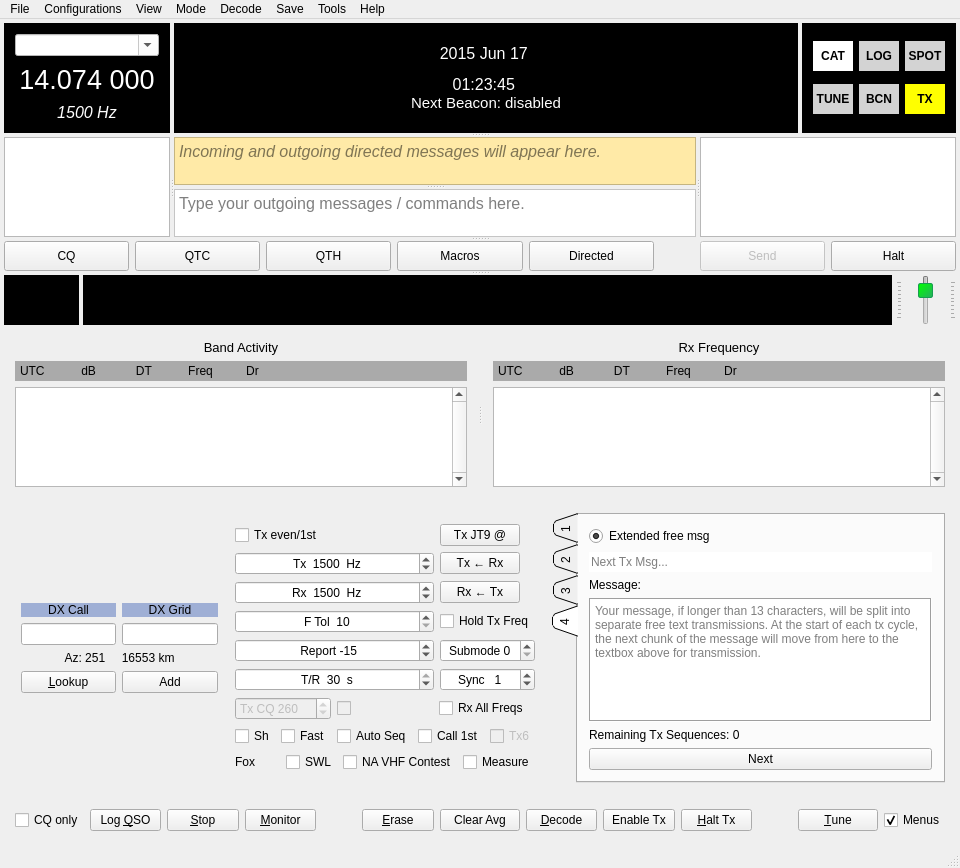
Before: the Qt Designer form mainwindow.ui in qcmiao1998/js8call, drawn with Qt 5.
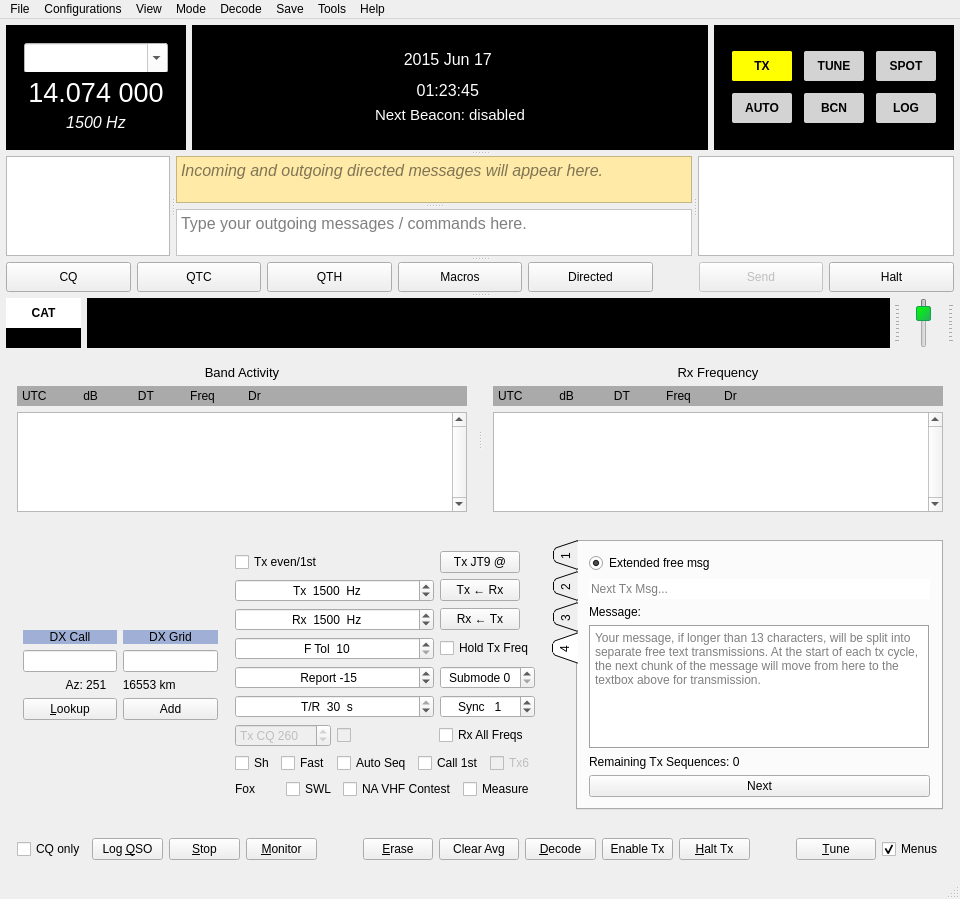
After: the same form once the commit is applied. Custom widgets are drawn as their Qt base class.

Commit message: Added autoreply button in conjuntion with beacon button

What changed in the file:
```diff
--- a/mainwindow.ui
+++ b/mainwindow.ui
@@ -7,7 +7,7 @@
     <x>0</x>
     <y>0</y>
     <width>960</width>
-    <height>534</height>
+    <height>544</height>
    </rect>
   </property>
   <property name="windowTitle">
@@ -19,19 +19,19 @@
   <widget class="QWidget" name="centralWidget">
    <layout class="QVBoxLayout" name="verticalLayout_6" stretch="0,0,0,0">
     <property name="spacing">
-     <number>4</number>
+     <number>6</number>
     </property>
     <property name="leftMargin">
-     <number>4</number>
+     <number>6</number>
     </property>
     <property name="topMargin">
-     <number>4</number>
+     <number>6</number>
     </property>
     <property name="rightMargin">
-     <number>4</number>
+     <number>6</number>
     </property>
     <property name="bottomMargin">
-     <number>4</number>
+     <number>6</number>
     </property>
     <item>
      <widget class="QSplitter" name="mainSplitter">
@@ -45,7 +45,7 @@
        <bool>true</bool>
       </property>
       <property name="handleWidth">
-       <number>4</number>
+       <number>6</number>
       </property>
       <property name="childrenCollapsible">
        <bool>true</bool>
@@ -60,13 +60,13 @@
        <property name="minimumSize">
         <size>
          <width>0</width>
-         <height>110</height>
+         <height>125</height>
         </size>
        </property>
        <property name="maximumSize">
         <size>
          <width>16777215</width>
-         <height>110</height>
+         <height>16777215</height>
         </size>
        </property>
        <layout class="QHBoxLayout" name="horizontalLayout_16">
@@ -96,13 +96,13 @@
           <property name="minimumSize">
            <size>
             <width>0</width>
-            <height>110</height>
+            <height>125</height>
            </size>
           </property>
           <property name="maximumSize">
            <size>
             <width>16777215</width>
-            <height>110</height>
+            <height>16777215</height>
            </size>
           </property>
           <property name="frameShape">
@@ -113,7 +113,7 @@
           </property>
           <layout class="QHBoxLayout" name="horizontalLayout_17">
            <property name="spacing">
-            <number>4</number>
+            <number>6</number>
            </property>
            <property name="leftMargin">
             <number>0</number>
@@ -148,33 +148,94 @@
               <enum>QFrame::Sunken</enum>
              </property>
              <layout class="QVBoxLayout" name="verticalLayout_12">
+              <property name="spacing">
+               <number>6</number>
+              </property>
+              <property name="leftMargin">
+               <number>18</number>
+              </property>
+              <property name="topMargin">
+               <number>18</number>
+              </property>
+              <property name="rightMargin">
+               <number>18</number>
+              </property>
+              <property name="bottomMargin">
+               <number>18</number>
+              </property>
               <item>
-               <widget class="QComboBox" name="bandComboBox">
+               <spacer name="verticalSpacer_6">
+                <property name="orientation">
+                 <enum>Qt::Vertical</enum>
+                </property>
+                <property name="sizeHint" stdset="0">
+                 <size>
+                  <width>20</width>
+                  <height>10</height>
+                 </size>
+                </property>
+               </spacer>
+              </item>
+              <item>
+               <widget class="QWidget" name="widget" native="true">
+                <property name="sizePolicy">
+                 <sizepolicy hsizetype="Preferred" vsizetype="Minimum">
+                  <horstretch>0</horstretch>
+                  <verstretch>0</verstretch>
+                 </sizepolicy>
+                </property>
                 <property name="minimumSize">
                  <size>
-                  <width>75</width>
+                  <width>0</width>
                   <height>0</height>
                  </size>
                 </property>
-                <property name="visible">
-                 <bool>true</bool>
-                </property>
-                <property name="toolTip">
-                 <string>&lt;html&gt;&lt;head/&gt;&lt;body&gt;&lt;p&gt;Select operating band or enter frequency in MHz or enter kHz increment followed by k.&lt;/p&gt;&lt;/body&gt;&lt;/html&gt;</string>
-                </property>
-                <property name="styleSheet">
-                 <string notr="true">background-color:white;
+                <layout class="QHBoxLayout" name="horizontalLayout_19">
+                 <property name="spacing">
+                  <number>4</number>
+                 </property>
+                 <property name="leftMargin">
+                  <number>0</number>
+                 </property>
+                 <property name="topMargin">
+                  <number>0</number>
+                 </property>
+                 <property name="rightMargin">
+                  <number>0</number>
+                 </property>
+                 <property name="bottomMargin">
+                  <number>0</number>
+                 </property>
+                 <item>
+                  <widget class="QComboBox" name="bandComboBox">
+                   <property name="minimumSize">
+                    <size>
+                     <width>75</width>
+                     <height>30</height>
+                    </size>
+                   </property>
+                   <property name="visible">
+                    <bool>true</bool>
+                   </property>
+                   <property name="toolTip">
+                    <string>&lt;html&gt;&lt;head/&gt;&lt;body&gt;&lt;p&gt;Select operating band or enter frequency in MHz or enter kHz increment followed by k.&lt;/p&gt;&lt;/body&gt;&lt;/html&gt;</string>
+                   </property>
+                   <property name="styleSheet">
+                    <string notr="true">background-color:white;
 color:black;</string>
-                </property>
-                <property name="editable">
-                 <bool>true</bool>
-                </property>
-                <property name="insertPolicy">
-                 <enum>QComboBox::NoInsert</enum>
-                </property>
-                <property name="sizeAdjustPolicy">
-                 <enum>QComboBox::AdjustToMinimumContentsLength</enum>
-                </property>
+                   </property>
+                   <property name="editable">
+                    <bool>true</bool>
+                   </property>
+                   <property name="insertPolicy">
+                    <enum>QComboBox::NoInsert</enum>
+                   </property>
+                   <property name="sizeAdjustPolicy">
+                    <enum>QComboBox::AdjustToMinimumContentsLength</enum>
+                   </property>
+                  </widget>
+                 </item>
+                </layout>
                </widget>
               </item>
               <item>
@@ -232,6 +293,19 @@
                 </property>
                </widget>
               </item>
+              <item>
+               <spacer name="verticalSpacer_5">
+                <property name="orientation">
+                 <enum>Qt::Vertical</enum>
+                </property>
+                <property name="sizeHint" stdset="0">
+                 <size>
+                  <width>20</width>
+                  <height>10</height>
+                 </size>
+                </property>
+               </spacer>
+              </item>
              </layout>
             </widget>
            </item>
@@ -252,19 +326,19 @@
              </property>
              <layout class="QVBoxLayout" name="verticalLayout_15">
               <property name="spacing">
-               <number>0</number>
+               <number>6</number>
               </property>
               <property name="leftMargin">
-               <number>0</number>
+               <number>18</number>
               </property>
               <property name="topMargin">
-               <number>0</number>
+               <number>18</number>
               </property>
               <property name="rightMargin">
-               <number>0</number>
+               <number>18</number>
               </property>
               <property name="bottomMargin">
-               <number>0</number>
+               <number>18</number>
               </property>
               <item>
                <spacer name="verticalSpacer_4">
@@ -375,235 +449,48 @@
               <enum>QFrame::Plain</enum>
              </property>
              <layout class="QGridLayout" name="gridLayout_8">
-              <item row="0" column="0">
-               <widget class="QPushButton" name="readFreq">
-                <property name="enabled">
-                 <bool>false</bool>
+              <property name="leftMargin">
+               <number>18</number>
+              </property>
+              <property name="topMargin">
+               <number>18</number>
+              </property>
+              <property name="rightMargin">
+               <number>18</number>
+              </property>
+              <property name="bottomMargin">
+               <number>18</number>
+              </property>
+              <property name="spacing">
+               <number>12</number>
+              </property>
+              <item row="3" column="1">
+               <spacer name="verticalSpacer_8">
+                <property name="orientation">
+                 <enum>Qt::Vertical</enum>
                 </property>
-                <property name="sizePolicy">
-                 <sizepolicy hsizetype="Fixed" vsizetype="Fixed">
-                  <horstretch>0</horstretch>
-                  <verstretch>0</verstretch>
-                 </sizepolicy>
-                </property>
-                <property name="minimumSize">
+                <property name="sizeHint" stdset="0">
                  <size>
-                  <width>40</width>
-                  <height>30</height>
+                  <width>20</width>
+                  <height>40</height>
                  </size>
                 </property>
-                <property name="maximumSize">
-                 <size>
-                  <width>40</width>
-                  <height>30</height>
-                 </size>
-                </property>
-                <property name="toolTip">
-                 <string>&lt;html&gt;&lt;head/&gt;&lt;body&gt;&lt;p&gt;If orange or red there has been a rig control failure, click to reset and read the dial frequency.  S implies split mode.&lt;/p&gt;&lt;/body&gt;&lt;/html&gt;</string>
-                </property>
-                <property name="styleSheet">
-                 <string notr="true">QPushButton {
-font-family: helvetica;
-font-size: 9pt;
-font-weight: bold;
-background-color: white;
-color: black;
-border-style: solid;
-border-width:0px;
-border-color: gray;
-max-height:30px;
-min-width:40px;
-min-height:30px;
-max-width:40px;
-}
-QPushButton[state=&quot;error&quot;] {
-background-color: red;
-}
-QPushButton[state=&quot;warning&quot;] {
-background-color: orange;
-}
-QPushButton[state=&quot;ok&quot;] {
-background-color: #00ff00;
-}</string>
-                </property>
-                <property name="text">
-                 <string>CAT</string>
-                </property>
-               </widget>
+               </spacer>
               </item>
-              <item row="0" column="1">
-               <widget class="QPushButton" name="logQSOButton">
-                <property name="enabled">
-                 <bool>true</bool>
-                </property>
-                <property name="sizePolicy">
-                 <sizepolicy hsizetype="Fixed" vsizetype="Fixed">
-                  <horstretch>0</horstretch>
-                  <verstretch>0</verstretch>
-                 </sizepolicy>
-                </property>
-                <property name="minimumSize">
-                 <size>
-                  <width>40</width>
-                  <height>30</height>
-                 </size>
-                </property>
-                <property name="maximumSize">
-                 <size>
-                  <width>40</width>
-                  <height>30</height>
-                 </size>
-                </property>
-                <property name="styleSheet">
-                 <string notr="true">QPushButton {
-font-family: helvetica;
-font-size: 9pt;
-font-weight: bold;
-background-color: lightgray;
-color: black;
-border-style: solid;
-border-width:0px;
-border-color: gray;
-max-height:30px;
-min-width:40px;
-min-height:30px;
-max-width:40px;
-}
-QPushButton[state=&quot;error&quot;] {
-background-color: red;
-}
-QPushButton[state=&quot;warning&quot;] {
-background-color: orange;
-}
-QPushButton[state=&quot;ok&quot;] {
-background-color: #00ff00;
-}</string>
-                </property>
-                <property name="text">
-                 <string>LOG</string>
-                </property>
-               </widget>
-              </item>
-              <item row="1" column="1">
-               <widget class="QPushButton" name="beaconButton">
-                <property name="enabled">
-                 <bool>true</bool>
-                </property>
-                <property name="sizePolicy">
-                 <sizepolicy hsizetype="Fixed" vsizetype="Fixed">
-                  <horstretch>0</horstretch>
-                  <verstretch>0</verstretch>
-                 </sizepolicy>
-                </property>
-                <property name="minimumSize">
-                 <size>
-                  <width>40</width>
-                  <height>30</height>
-                 </size>
-                </property>
-                <property name="maximumSize">
-                 <size>
-                  <width>40</width>
-                  <height>30</height>
-                 </size>
-                </property>
-                <property name="styleSheet">
-                 <string notr="true">QPushButton {
-font-family: helvetica;
-font-size: 9pt;
-font-weight: bold;
-background-color: lightgray;
-color: black;
-border-style: solid;
-border-width:0px;
-border-color: gray;
-max-height:30px;
-min-width:40px;
-min-height:30px;
-max-width:40px;
-}
-QPushButton[state=&quot;error&quot;] {
-background-color: red;
-}
-QPushButton[state=&quot;warning&quot;] {
-background-color: orange;
-}
-QPushButton[state=&quot;ok&quot;] {
-background-color: #00ff00;
-}
-QPushButton:checked {
-background-color: #6699ff;
-}</string>
-                </property>
-                <property name="text">
-                 <string>BCN</string>
-                </property>
-                <property name="checkable">
-                 <bool>true</bool>
-                </property>
-               </widget>
-              </item>
-              <item row="0" column="2">
-               <widget class="QPushButton" name="spotButton">
-                <property name="enabled">
-                 <bool>true</bool>
-                </property>
-                <property name="sizePolicy">
-                 <sizepolicy hsizetype="Fixed" vsizetype="Fixed">
-                  <horstretch>0</horstretch>
-                  <verstretch>0</verstretch>
-                 </sizepolicy>
-                </property>
-                <property name="minimumSize">
-                 <size>
-                  <width>40</width>
-                  <height>30</height>
-                 </size>
-                </property>
-                <property name="maximumSize">
-                 <size>
-                  <width>40</width>
-                  <height>30</height>
-                 </size>
-                </property>
-                <property name="styleSheet">
-                 <string notr="true">QPushButton {
-font-family: helvetica;
-font-size: 9pt;
-font-weight: bold;
-background-color: lightgray;
-color: black;
-border-style: solid;
-border-width:0px;
-border-color: gray;
-max-height:30px;
-min-width:40px;
-min-height:30px;
-max-width:40px;
-}
-QPushButton[state=&quot;error&quot;] {
-background-color: red;
-}
-QPushButton[state=&quot;warning&quot;] {
-background-color: orange;
-}
-QPushButton[state=&quot;ok&quot;] {
-background-color: #00ff00;
-}
-QPushButton:checked {
-background-color: #00ff00;
-}</string>
-                </property>
-                <property name="text">
-                 <string>SPOT</string>
-                </property>
-                <property name="checkable">
-                 <bool>true</bool>
-                </property>
-               </widget>
-              </item>
-              <item row="1" column="2">
+              <item row="1" column="0">
                <widget class="QWidget" name="monitorContainer" native="true">
+                <property name="minimumSize">
+                 <size>
+                  <width>60</width>
+                  <height>30</height>
+                 </size>
+                </property>
+                <property name="maximumSize">
+                 <size>
+                  <width>60</width>
+                  <height>30</height>
+                 </size>
+                </property>
                 <widget class="QPushButton" name="monitorButton">
                  <property name="enabled">
                   <bool>true</bool>
@@ -612,7 +499,7 @@
                   <rect>
                    <x>0</x>
                    <y>0</y>
-                   <width>40</width>
+                   <width>60</width>
                    <height>30</height>
                   </rect>
                  </property>
@@ -624,30 +511,31 @@
                  </property>
                  <property name="minimumSize">
                   <size>
-                   <width>40</width>
+                   <width>60</width>
                    <height>30</height>
                   </size>
                  </property>
                  <property name="maximumSize">
                   <size>
-                   <width>40</width>
+                   <width>60</width>
                    <height>30</height>
                   </size>
                  </property>
                  <property name="styleSheet">
                   <string notr="true">QPushButton {
 font-family: helvetica;
-font-size: 9pt;
 font-weight: bold;
 background-color: lightgray;
 color: black;
 border-style: solid;
+border-radius:2px;
 border-width:0px;
 border-color: gray;
-max-height:30px;
-min-width:40px;
+font-size:90%;
+min-width:60px;
 min-height:30px;
-max-width:40px;;
+max-width:60px;
+max-height:30px;
 }
 QPushButton[state=&quot;error&quot;] {
 background-color: red;
@@ -677,7 +565,7 @@
                   <rect>
                    <x>0</x>
                    <y>0</y>
-                   <width>40</width>
+                   <width>60</width>
                    <height>30</height>
                   </rect>
                  </property>
@@ -689,13 +577,13 @@
                  </property>
                  <property name="minimumSize">
                   <size>
-                   <width>40</width>
+                   <width>60</width>
                    <height>30</height>
                   </size>
                  </property>
                  <property name="maximumSize">
                   <size>
-                   <width>40</width>
+                   <width>60</width>
                    <height>30</height>
                   </size>
                  </property>
@@ -705,16 +593,17 @@
                  <property name="styleSheet">
                   <string notr="true">QPushButton {
 font-family: helvetica;
-font-size: 9pt;
 font-weight: bold;
 color: black;
 border-style: solid;
+border-radius:2px;
 border-width:0px;
 border-color: gray;
-max-height:30px;
-min-width:40px;
+font-size:90%;
+min-width:60px;
 min-height:30px;
-max-width:40px;;
+max-width:60px;
+max-height:30px;
 background-color: yellow;
 }
 </string>
@@ -728,7 +617,20 @@
                 </widget>
                </widget>
               </item>
-              <item row="1" column="0">
+              <item row="0" column="1">
+               <spacer name="verticalSpacer_7">
+                <property name="orientation">
+                 <enum>Qt::Vertical</enum>
+                </property>
+                <property name="sizeHint" stdset="0">
+                 <size>
+                  <width>20</width>
+                  <height>40</height>
+                 </size>
+                </property>
+               </spacer>
+              </item>
+              <item row="1" column="1">
                <widget class="QPushButton" name="tuneButton">
                 <property name="enabled">
                  <bool>true</bool>
@@ -741,30 +643,32 @@
                 </property>
                 <property name="minimumSize">
                  <size>
-                  <width>40</width>
+                  <width>60</width>
                   <height>30</height>
                  </size>
                 </property>
                 <property name="maximumSize">
                  <size>
-                  <width>40</width>
+                  <width>60</width>
                   <height>30</height>
                  </size>
                 </property>
                 <property name="styleSheet">
                  <string notr="true">QPushButton {
 font-family: helvetica;
-font-size: 9pt;
 font-weight: bold;
 background-color: lightgray;
 color: black;
 border-style: solid;
+border-radius:2px;
 border-width:0px;
 border-color: gray;
-max-height:30px;
-min-width:40px;
+font-size:90%;
+min-width:60px;
 min-height:30px;
-max-width:40px;
+max-width:60px;
+max-height:30px;
+
 }
 QPushButton[state=&quot;error&quot;] {
 background-color: red;
@@ -787,6 +691,240 @@
                 </property>
                </widget>
               </item>
+              <item row="2" column="0">
+               <widget class="QPushButton" name="autoReplyButton">
+                <property name="enabled">
+                 <bool>true</bool>
+                </property>
+                <property name="sizePolicy">
+                 <sizepolicy hsizetype="Fixed" vsizetype="Fixed">
+                  <horstretch>0</horstretch>
+                  <verstretch>0</verstretch>
+                 </sizepolicy>
+                </property>
+                <property name="minimumSize">
+                 <size>
+                  <width>60</width>
+                  <height>30</height>
+                 </size>
+                </property>
+                <property name="maximumSize">
+                 <size>
+                  <width>60</width>
+                  <height>30</height>
+                 </size>
+                </property>
+                <property name="styleSheet">
+                 <string notr="true">QPushButton {
+font-family: helvetica;
+font-weight: bold;
+background-color: lightgray;
+color: black;
+border-style: solid;
+border-radius:2px;
+border-width:0px;
+border-color: gray;
+font-size:90%;
+min-width:60px;
+min-height:30px;
+max-width:60px;
+max-height:30px;
+}
+QPushButton[state=&quot;error&quot;] {
+background-color: red;
+}
+QPushButton[state=&quot;warning&quot;] {
+background-color: orange;
+}
+QPushButton[state=&quot;ok&quot;] {
+background-color: #00ff00;
+}
+QPushButton:checked {
+background-color: #6699ff;
+}</string>
+                </property>
+                <property name="text">
+                 <string>AUTO</string>
+                </property>
+                <property name="checkable">
+                 <bool>true</bool>
+                </property>
+               </widget>
+              </item>
+              <item row="1" column="2">
+               <widget class="QPushButton" name="spotButton">
+                <property name="enabled">
+                 <bool>true</bool>
+                </property>
+                <property name="sizePolicy">
+                 <sizepolicy hsizetype="Fixed" vsizetype="Fixed">
+                  <horstretch>0</horstretch>
+                  <verstretch>0</verstretch>
+                 </sizepolicy>
+                </property>
+                <property name="minimumSize">
+                 <size>
+                  <width>60</width>
+                  <height>30</height>
+                 </size>
+                </property>
+                <property name="maximumSize">
+                 <size>
+                  <width>60</width>
+                  <height>30</height>
+                 </size>
+                </property>
+                <property name="styleSheet">
+                 <string notr="true">QPushButton {
+font-family: helvetica;
+font-weight: bold;
+background-color: lightgray;
+color: black;
+border-style: solid;
+border-radius:2px;
+border-width:0px;
+border-color: gray;
+font-size:90%;
+min-width:60px;
+min-height:30px;
+max-width:60px;
+max-height:30px;
+}
+QPushButton[state=&quot;error&quot;] {
+background-color: red;
+}
+QPushButton[state=&quot;warning&quot;] {
+background-color: orange;
+}
+QPushButton[state=&quot;ok&quot;] {
+background-color: #00ff00;
+}
+QPushButton:checked {
+background-color: #00ff00;
+}</string>
+                </property>
+                <property name="text">
+                 <string>SPOT</string>
+                </property>
+                <property name="checkable">
+                 <bool>true</bool>
+                </property>
+               </widget>
+              </item>
+              <item row="2" column="1">
+               <widget class="QPushButton" name="beaconButton">
+                <property name="enabled">
+                 <bool>true</bool>
+                </property>
+                <property name="sizePolicy">
+                 <sizepolicy hsizetype="Fixed" vsizetype="Fixed">
+                  <horstretch>0</horstretch>
+                  <verstretch>0</verstretch>
+                 </sizepolicy>
+                </property>
+                <property name="minimumSize">
+                 <size>
+                  <width>60</width>
+                  <height>30</height>
+                 </size>
+                </property>
+                <property name="maximumSize">
+                 <size>
+                  <width>60</width>
+                  <height>30</height>
+                 </size>
+                </property>
+                <property name="styleSheet">
+                 <string notr="true">QPushButton {
+font-family: helvetica;
+font-weight: bold;
+background-color: lightgray;
+color: black;
+border-style: solid;
+border-radius:2px;
+border-width:0px;
+border-color: gray;
+font-size:90%;
+min-width:60px;
+min-height:30px;
+max-width:60px;
+max-height:30px;
+}
+QPushButton[state=&quot;error&quot;] {
+background-color: red;
+}
+QPushButton[state=&quot;warning&quot;] {
+background-color: orange;
+}
+QPushButton[state=&quot;ok&quot;] {
+background-color: #00ff00;
+}
+QPushButton:checked {
+background-color: #6699ff;
+}</string>
+                </property>
+                <property name="text">
+                 <string>BCN</string>
+                </property>
+                <property name="checkable">
+                 <bool>true</bool>
+                </property>
+               </widget>
+              </item>
+              <item row="2" column="2">
+               <widget class="QPushButton" name="logQSOButton">
+                <property name="enabled">
+                 <bool>true</bool>
+                </property>
+                <property name="sizePolicy">
+                 <sizepolicy hsizetype="Fixed" vsizetype="Fixed">
+                  <horstretch>0</horstretch>
+                  <verstretch>0</verstretch>
+                 </sizepolicy>
+                </property>
+                <property name="minimumSize">
+                 <size>
+                  <width>60</width>
+                  <height>30</height>
+                 </size>
+                </property>
+                <property name="maximumSize">
+                 <size>
+                  <width>60</width>
+                  <height>30</height>
+                 </size>
+                </property>
+                <property name="styleSheet">
+                 <string notr="true">QPushButton {
+font-family: helvetica;
+font-weight: bold;
+background-color: lightgray;
+color: black;
+border-style: solid;
+border-radius:2px;
+border-width:0px;
+border-color: gray;
+font-size:90%;
+min-width:60px;
+min-height:30px;
+max-width:60px;
+max-height:30px;
+}
+QPushButton[state=&quot;error&quot;] {
+background-color: red;
+}
+QPushButton[state=&quot;warning&quot;] {
+background-color: orange;
+}
+QPushButton[state=&quot;ok&quot;] {
+background-color: #00ff00;
+}</string>
+                </property>
+                <property name="text">
+                 <string>LOG</string>
+                </property>
+               </widget>
+              </item>
              </layout>
             </widget>
            </item>
@@ -812,7 +950,7 @@
         <enum>Qt::Horizontal</enum>
        </property>
        <property name="handleWidth">
-        <number>4</number>
+        <number>6</number>
        </property>
        <widget class="QTableWidget" name="tableWidgetRXAll">
         <property name="sizePolicy">
@@ -912,7 +1050,7 @@
          <enum>Qt::Vertical</enum>
         </property>
         <property name="handleWidth">
-         <number>4</number>
+         <number>6</number>
         </property>
         <widget class="QTextEdit" name="textEditRX">
          <property name="sizePolicy">
@@ -1289,7 +1427,7 @@
                  <number>0</number>
                 </property>
                 <property name="rightMargin">
-                 <number>4</number>
+                 <number>6</number>
                 </property>
                 <property name="bottomMargin">
                  <number>0</number>
@@ -1324,43 +1462,100 @@
                    <property name="bottomMargin">
                     <number>0</number>
                    </property>
+                   <item>
+                    <widget class="QPushButton" name="readFreq">
+                     <property name="enabled">
+                      <bool>false</bool>
+                     </property>
+                     <property name="sizePolicy">
+                      <sizepolicy hsizetype="Expanding" vsizetype="Fixed">
+                       <horstretch>0</horstretch>
+                       <verstretch>0</verstretch>
+                      </sizepolicy>
+                     </property>
+                     <property name="minimumSize">
+                      <size>
+                       <width>40</width>
+                       <height>30</height>
+                      </size>
+                     </property>
+                     <property name="maximumSize">
+                      <size>
+                       <width>16777215</width>
+                       <height>16777215</height>
+                      </size>
+                     </property>
+                     <property name="visible">
+                      <bool>true</bool>
+                     </property>
+                     <property name="toolTip">
+                      <string>&lt;html&gt;&lt;head/&gt;&lt;body&gt;&lt;p&gt;If orange or red there has been a rig control failure, click to reset and read the dial frequency.  S implies split mode.&lt;/p&gt;&lt;/body&gt;&lt;/html&gt;</string>
+                     </property>
+                     <property name="styleSheet">
+                      <string notr="true">QPushButton {
+font-family: helvetica;
+font-size: 9pt;
+font-weight: bold;
+background-color: white;
+color: black;
+border-style: solid;
+border-width:0px;
+border-color: gray;
+min-width:40px;
+min-height:30px;
+}
+QPushButton[state=&quot;error&quot;] {
+background-color: red;
+}
+QPushButton[state=&quot;warning&quot;] {
+background-color: orange;
+}
+QPushButton[state=&quot;ok&quot;] {
+background-color: #00ff00;
+}</string>
+                     </property>
+                     <property name="text">
+                      <string>CAT</string>
+                     </property>
+                    </widget>
+                   </item>
+                   <item>
+                    <widget class="SignalMeter" name="signal_meter_widget">
+                     <property name="sizePolicy">
+                      <sizepolicy hsizetype="MinimumExpanding" vsizetype="MinimumExpanding">
+                       <horstretch>1</horstretch>
+                       <verstretch>1</verstretch>
+                      </sizepolicy>
+                     </property>
+                     <property name="minimumSize">
+                      <size>
+                       <width>75</width>
+                       <height>0</height>
+                      </size>
+                     </property>
+                     <property name="maximumSize">
+                      <size>
+                       <width>16777215</width>
+                       <height>16777215</height>
+                      </size>
+                     </property>
+                     <property name="toolTip">
+                      <string>&lt;html&gt;&lt;head/&gt;&lt;body&gt;&lt;p&gt;30dB recommended when only noise present&lt;br/&gt;Green when good&lt;br/&gt;Red when clipping may occur&lt;br/&gt;Yellow when too low&lt;/p&gt;&lt;/body&gt;&lt;/html&gt;</string>
+                     </property>
+                     <property name="styleSheet">
+                      <string notr="true">background-color:black;</string>
+                     </property>
+                     <property name="frameShape">
+                      <enum>QFrame::NoFrame</enum>
+                     </property>
+                     <property name="frameShadow">
+                      <enum>QFrame::Plain</enum>
+                     </property>
+                    </widget>
+                   </item>
                   </layout>
                  </widget>
                 </item>
-                <item>
-                 <widget class="SignalMeter" name="signal_meter_widget">
-                  <property name="sizePolicy">
-                   <sizepolicy hsizetype="MinimumExpanding" vsizetype="MinimumExpanding">
-                    <horstretch>1</horstretch>
-                    <verstretch>0</verstretch>
-                   </sizepolicy>
-                  </property>
-                  <property name="minimumSize">
-                   <size>
-                    <width>75</width>
-                    <height>0</height>
-                   </size>
-                  </property>
-                  <property name="maximumSize">
-                   <size>
-                    <width>16777215</width>
-                    <height>16777215</height>
-                   </size>
-                  </property>
-                  <property name="toolTip">
-                   <string>&lt;html&gt;&lt;head/&gt;&lt;body&gt;&lt;p&gt;30dB recommended when only noise present&lt;br/&gt;Green when good&lt;br/&gt;Red when clipping may occur&lt;br/&gt;Yellow when too low&lt;/p&gt;&lt;/body&gt;&lt;/html&gt;</string>
-                  </property>
-                  <property name="styleSheet">
-                   <string notr="true">background-color:black;</string>
-                  </property>
-                  <property name="frameShape">
-                   <enum>QFrame::NoFrame</enum>
-                  </property>
-                  <property name="frameShadow">
-                   <enum>QFrame::Plain</enum>
-                  </property>
-                 </widget>
-                </item>
                </layout>
               </widget>
              </item>
```
Left out of the diff: 1 changed line with no effect on the pictures. The commit also changes 5 other files.
